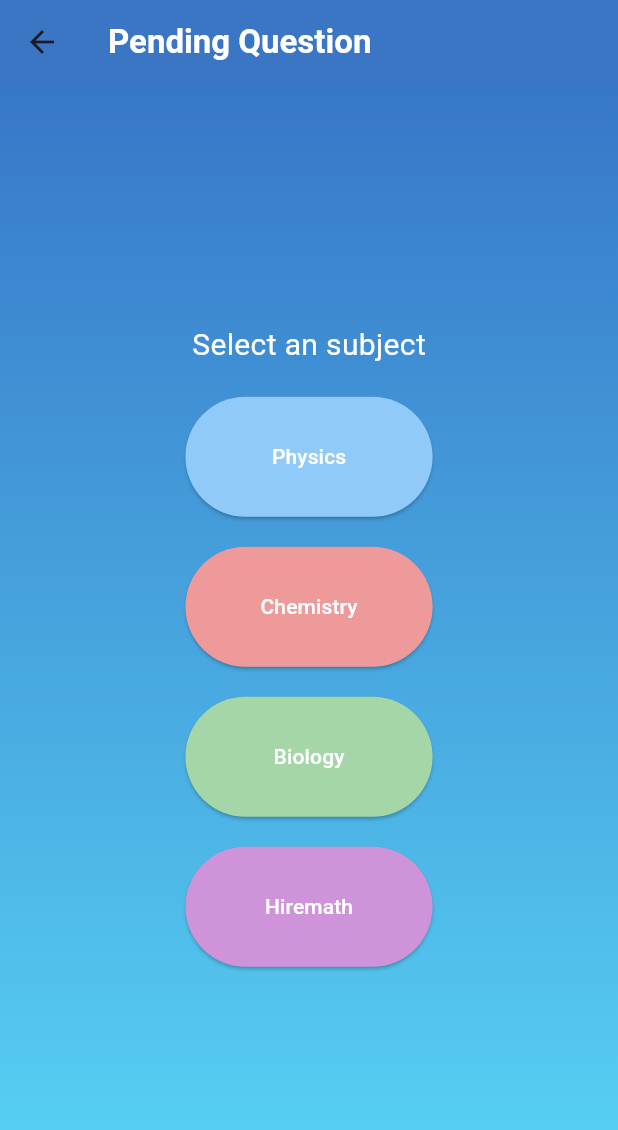
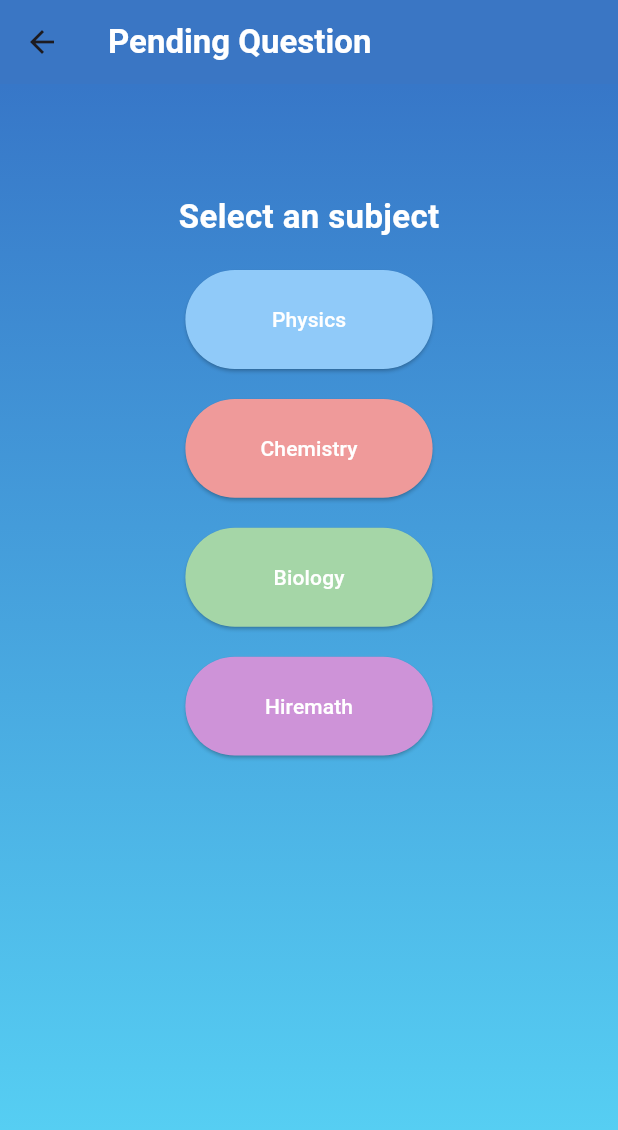
Before and after one commit to sagor1414/edgefly-super-admin, a Flutter app: the screen it shows once a user with an empty profile is signed in, in the side drawer, after a tap on "Pending Question", on a phone screen of 412 x 824 dp. Shown: the top 1130 px of the screen. Run offline on Flutter 3.47's test engine with Material 3 defaults, Android fonts, the phone set to English and light mode, and no system bars; our stand-ins replace cloud_firestore, firebase_auth, firebase_core, fl_chart, get, velocity_x; accounts and stored records are empty.

Commit message:
fetch question and sowing details

```diff
--- a/lib/app/pending_ question/view/pending_question.dart
+++ b/lib/app/pending_ question/view/pending_question.dart
@@ -1,7 +1,8 @@
+import 'package:edgefly_super_admin/app/home/view/home.dart';
 import 'package:flutter/material.dart';
 import 'package:get/get.dart';
 import 'package:velocity_x/velocity_x.dart';
-import '../../pending_question_list/view/pending_question_physics.dart';
+import '../../pending_question_list/view/pending_question_list.dart';
 
 class PendingQuestions extends StatelessWidget {
   const PendingQuestions({super.key});
@@ -10,6 +11,11 @@ class PendingQuestions extends StatelessWidget {
   Widget build(BuildContext context) {
     return Scaffold(
         appBar: AppBar(
+          leading: IconButton(
+              onPressed: () {
+                Get.offAll(() => const HomeScreen());
+              },
+              icon: const Icon(Icons.arrow_back)),
           backgroundColor: const Color(0xff3778c8),
           elevation: 2,
           title: "Pending Question".text.white.bold.make(),
@@ -29,10 +35,10 @@ class PendingQuestions extends StatelessWidget {
             child: Column(
               mainAxisAlignment: MainAxisAlignment.center,
               children: [
-                "Select an subject".text.size(20).white.make(),
+                "Select an subject".text.size(22).bold.white.make(),
                 20.heightBox,
                 SizedBox(
-                  height: 80,
+                  height: context.screenHeight * .08,
                   width: context.screenWidth * .4,
                   child: ElevatedButton(
                     style: ElevatedButton.styleFrom(
@@ -49,7 +55,7 @@ class PendingQuestions extends StatelessWidget {
                 ),
                 20.heightBox,
                 SizedBox(
-                  height: 80,
+                  height: context.screenHeight * .08,
                   width: context.screenWidth * .4,
                   child: ElevatedButton(
                     style: ElevatedButton.styleFrom(
@@ -66,7 +72,7 @@ class PendingQuestions extends StatelessWidget {
                 ),
                 20.heightBox,
                 SizedBox(
-                  height: 80,
+                  height: context.screenHeight * .08,
                   width: context.screenWidth * .4,
                   child: ElevatedButton(
                     style: ElevatedButton.styleFrom(
@@ -83,7 +89,7 @@ class PendingQuestions extends StatelessWidget {
                 ),
                 20.heightBox,
                 SizedBox(
-                  height: 80,
+                  height: context.screenHeight * .08,
                   width: context.screenWidth * .4,
                   child: ElevatedButton(
                     style: ElevatedButton.styleFrom(
@@ -98,7 +104,9 @@ class PendingQuestions extends StatelessWidget {
                     child: "Hiremath".text.white.make(),
                   ),
                 ),
-                20.heightBox,
+                SizedBox(
+                  height: context.screenHeight * .3,
+                )
               ],
             ),
           ),
--- a/lib/app/pending_question_list/view/pending_question_physics.dart
+++ b/lib/app/pending_question_list/view/pending_question_list.dart
@@ -4,6 +4,7 @@ import 'package:flutter/material.dart';
 import 'package:get/get.dart';
 import 'package:velocity_x/velocity_x.dart';
 
+import '../../pending_question_details/view/pending_question_view.dart';
 import '../controller/pending_question_list_controller.dart';
 
 // ignore: must_be_immutable
@@ -97,7 +98,11 @@ class _PendingQuestionPhysicsState extends State<PendingQuestionPhysics> {
                             ],
                           ),
                           child: ListTile(
-                            onTap: () {},
+                            onTap: () {
+                              Get.to(() => PendingQuestionDetails(
+                                    questionData: questionData,
+                                  ));
+                            },
                             subtitle: Row(
                               mainAxisAlignment: MainAxisAlignment.start,
                               crossAxisAlignment: CrossAxisAlignment.start,
```
Also changed, not shown: 1 other file.
